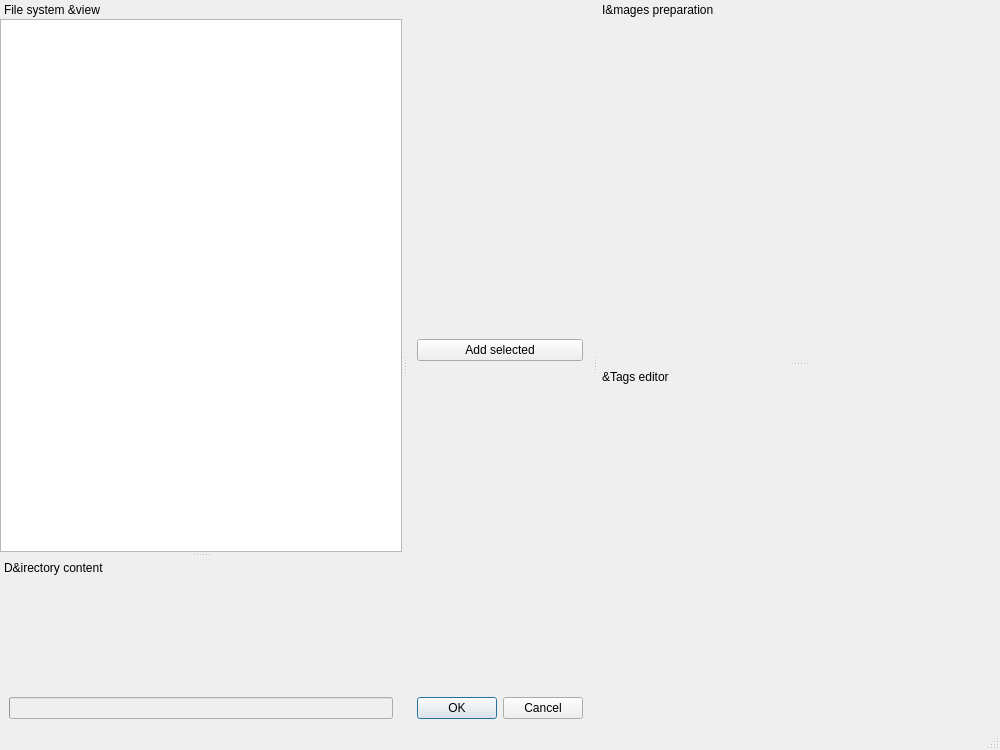
First picture: the form in src/gui/desktop/ui/photos_add_dialog.ui, repository Kicer86/photobroom, before the edit.
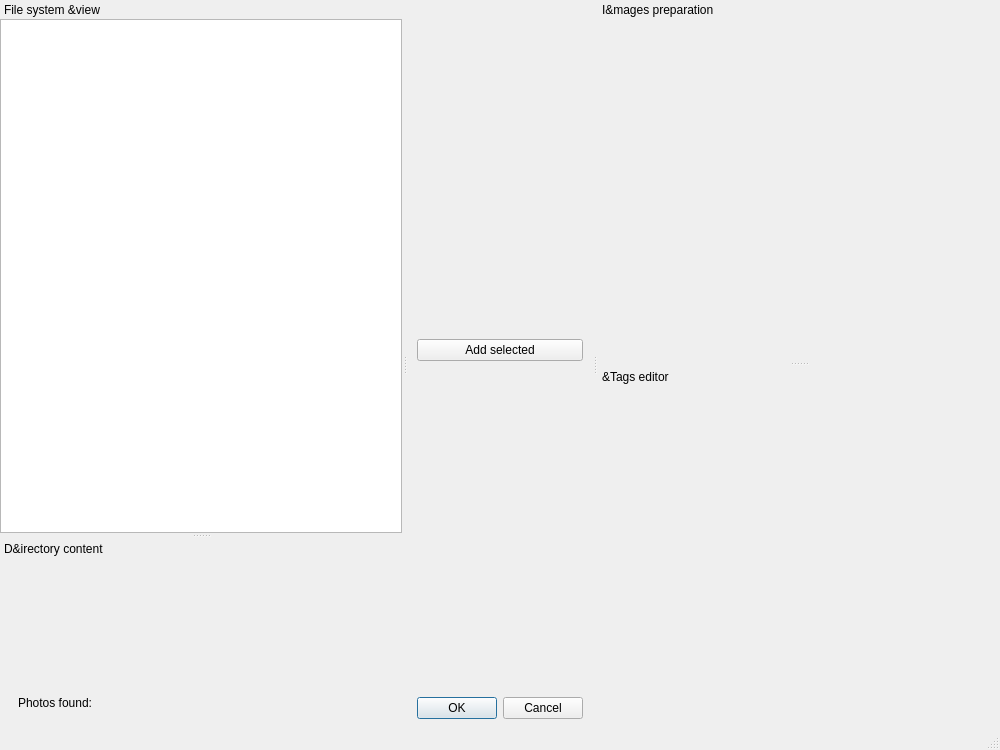
Second picture: the form after the edit. Icons and pictures are not drawn. Custom widgets are drawn as their Qt base class.

Commit message: gui: ui: PhotosAddDialog: using QLabel with info about photos load instead of QProgressBar

```diff
--- a/src/gui/desktop/ui/photos_add_dialog.ui
+++ b/src/gui/desktop/ui/photos_add_dialog.ui
@@ -107,13 +107,32 @@
       <widget class="ImagesTreeView" name="browseList" native="true"/>
      </item>
      <item>
-      <widget class="QProgressBar" name="loadProgressBar">
-       <property name="enabled">
-        <bool>false</bool>
+      <widget class="QWidget" name="loadWidget" native="true">
+       <property name="sizePolicy">
+        <sizepolicy hsizetype="Preferred" vsizetype="Fixed">
+         <horstretch>0</horstretch>
+         <verstretch>0</verstretch>
+        </sizepolicy>
        </property>
-       <property name="value">
-        <number>-1</number>
-       </property>
+       <layout class="QHBoxLayout" name="horizontalLayout_2">
+        <item>
+         <widget class="QLabel" name="loadText">
+          <property name="text">
+           <string>Photos found:</string>
+          </property>
+         </widget>
+        </item>
+        <item>
+         <widget class="QLabel" name="loadProgressValue">
+          <property name="sizePolicy">
+           <sizepolicy hsizetype="Preferred" vsizetype="Preferred">
+            <horstretch>1</horstretch>
+            <verstretch>0</verstretch>
+           </sizepolicy>
+          </property>
+         </widget>
+        </item>
+       </layout>
       </widget>
      </item>
     </layout>
```
The commit also changes 2 other files.
